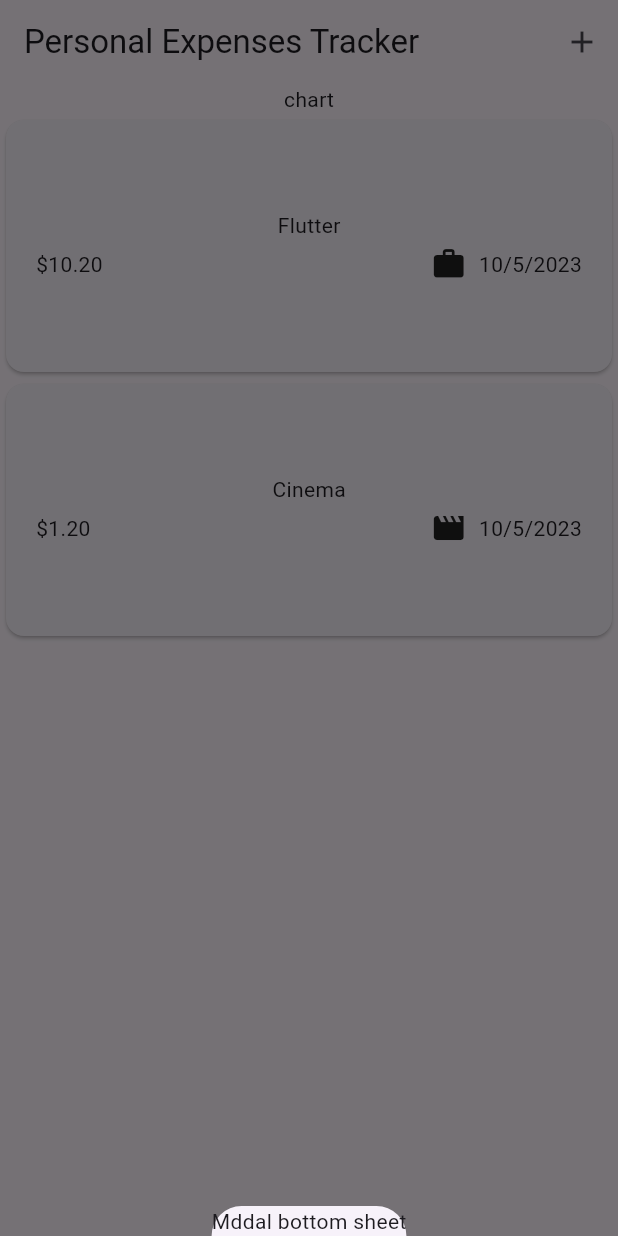
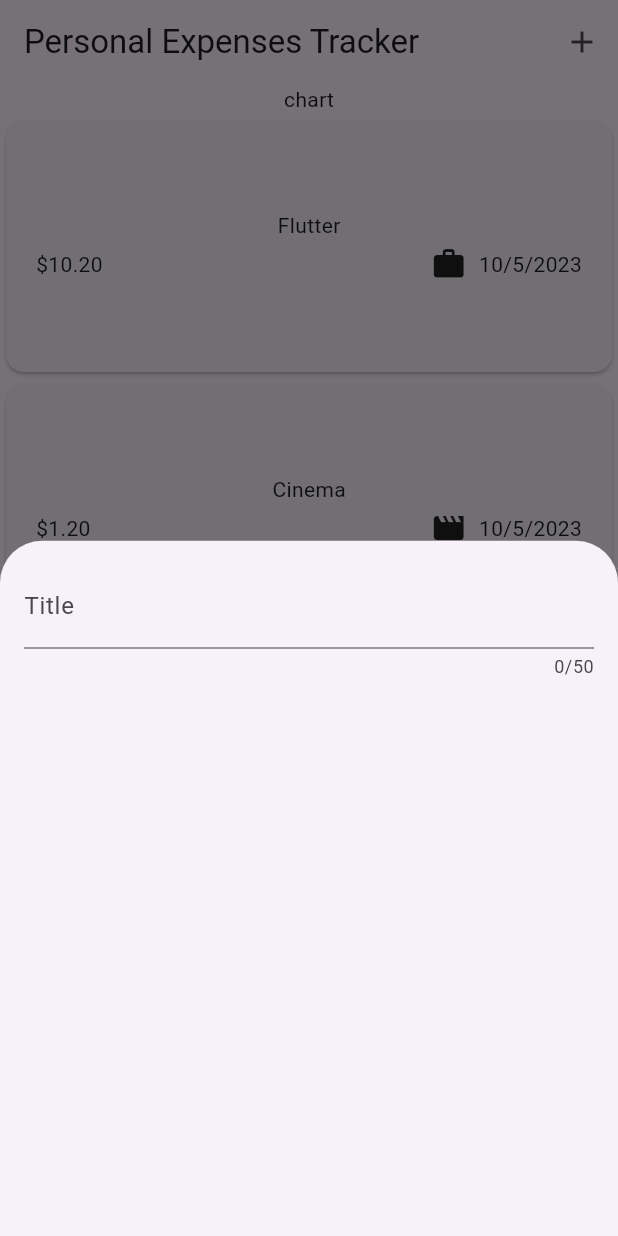
Before and after one commit to Souvik00/Personal-Finance-Manager, a Flutter app: the screen it shows after launch, after a tap on the "add" icon, on a phone screen of 412 x 824 dp. Run offline on Flutter 3.47's test engine with Material 2 defaults, Android fonts, the phone set to English and light mode, and no system bars.

Commit message:
button function update

```diff
--- a/lib/widgets/expenses.dart
+++ b/lib/widgets/expenses.dart
@@ -2,6 +2,7 @@
 import 'package:flutter/material.dart';
 import 'package:personal_finance_manger/widgets/expenses_list/expenses_list.dart';
 import 'package:personal_finance_manger/models/expense.dart';
+import 'package:personal_finance_manger/widgets/new_expense.dart';
 
 class Expenses extends StatefulWidget{
   const Expenses({super.key});
@@ -29,7 +30,7 @@ class _ExpensesState extends State<Expenses>{
   ];
   void _openAdExpenseOverlay(){
         showModalBottomSheet(context: context, builder: (ctx){
-          return Text('Mddal bottom sheet');
+          return const NewExpense();
         });
   }
   @override
--- /dev/null
+++ b/lib/widgets/new_expense.dart
@@ -0,0 +1,30 @@
+import 'package:flutter/cupertino.dart';
+import 'package:flutter/material.dart';
+
+class NewExpense extends StatefulWidget{
+  const NewExpense({super.key});
+  @override
+  State<NewExpense> createState() {
+    return _NewExpenseState();
+  }
+
+}
+class _NewExpenseState extends State<NewExpense>{
+
+  @override
+  Widget build(BuildContext context) {
+    return Padding(
+      padding: EdgeInsets.all(16),
+      child : Column(
+     children: const [
+       TextField(
+         maxLength: 50,
+         decoration: InputDecoration(
+           label: Text('Title'),
+         ),
+    ),
+    ],
+    ),
+    );
+  }
+}
```
